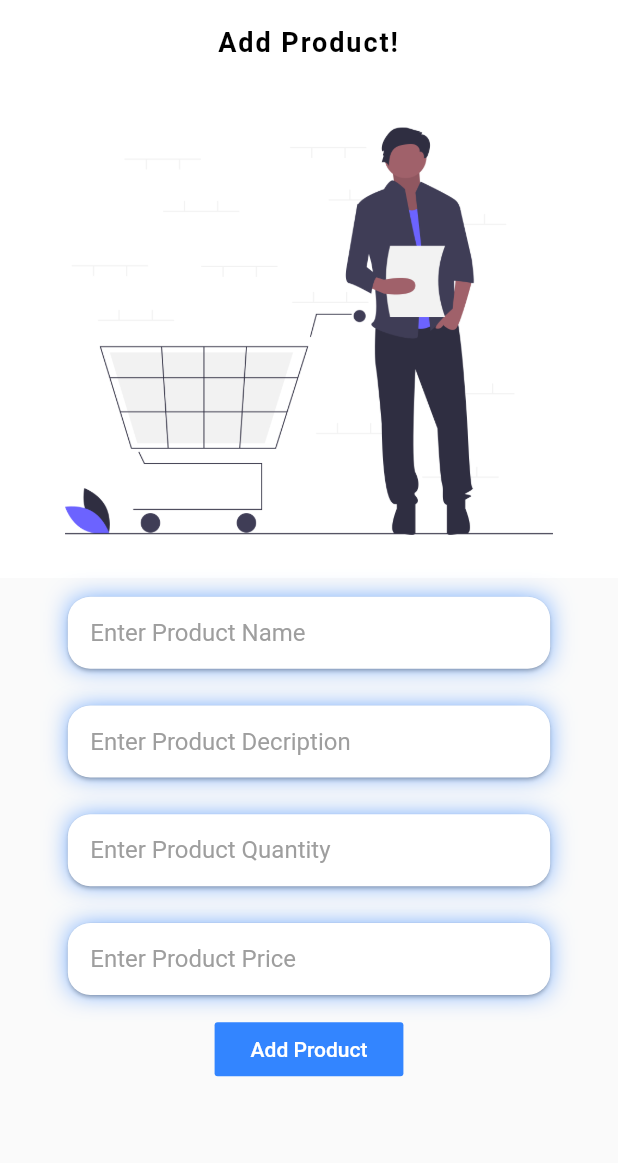
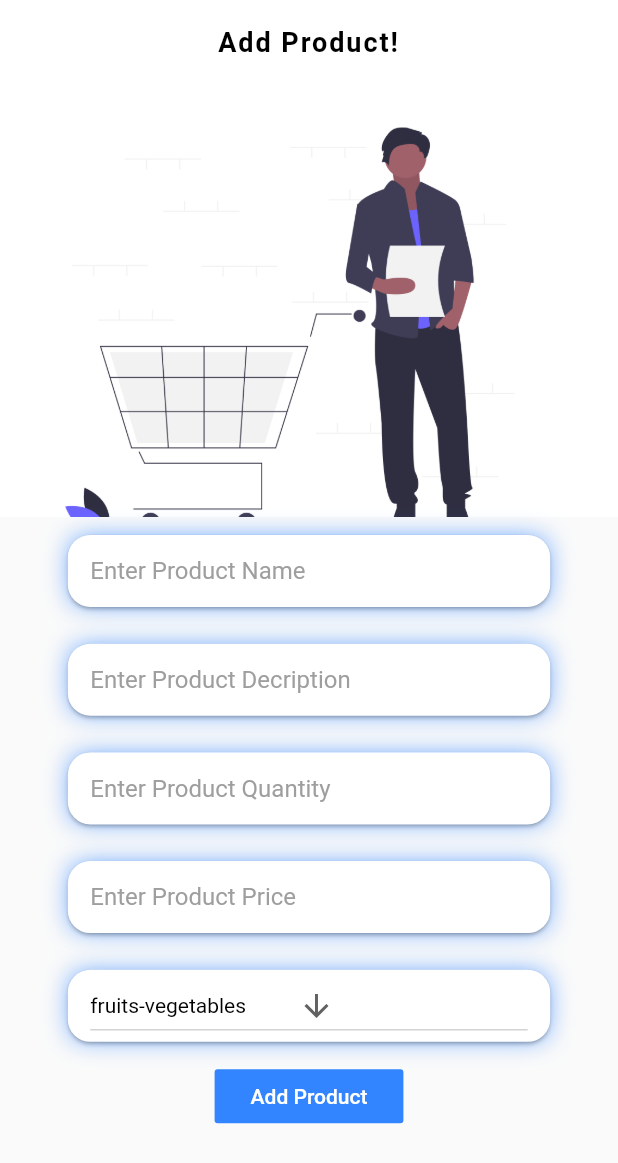
Before and after one commit to M-I-T-R-A/Mitra-App, a Flutter app: the AddProductScreen screen opened directly, after a tap on "Add Product", on a phone screen of 412 x 824 dp. Shown: the top 1163 px of the screen. Run offline on Flutter 3.47's test engine with Material 2 defaults, Android fonts, the phone set to English and light mode, and no system bars; our stand-ins replace cloud_firestore, file_picker, firebase_auth, firebase_messaging, firebase_storage, flushbar and 12 more; missing offline and left inert: flutter_dialogflow, flutter_inappwebview, syncfusion_flutter_pdf, tesseract_ocr; accounts and stored records are empty; project files that could hold a hidden picture were left out.

Commit message:
Add Product Integrated

```diff
--- a/lib/Screens/AddProduct.dart
+++ b/lib/Screens/AddProduct.dart
@@ -1,6 +1,11 @@
+import 'package:Mitra/Models/Grocery.dart';
+import 'package:Mitra/Screens/Home.dart';
+import 'package:Mitra/Services/Fluttertoast.dart';
+import 'package:Mitra/Services/Groceries.dart';
 import 'package:Mitra/constants.dart';
 import "package:flutter/material.dart";
-import "dart:math";
+import 'package:flutter_spinkit/flutter_spinkit.dart';
+import 'package:page_transition/page_transition.dart';
 
 class AddProductScreen extends StatefulWidget {
   @override
@@ -9,11 +14,29 @@ class AddProductScreen extends StatefulWidget {
 
 class AddProductScreenState extends State<AddProductScreen> {
 
-  final TextEditingController _prouductName = TextEditingController();
-  final TextEditingController _prouductDescription = TextEditingController();
-  final TextEditingController _prouductQuantity = TextEditingController();
-  final TextEditingController _prouductPrice = TextEditingController();
+  final TextEditingController _productName = TextEditingController();
+  final TextEditingController _productDescription = TextEditingController();
+  final TextEditingController _productQuantity = TextEditingController();
+  final TextEditingController _productPrice = TextEditingController();
+  List<String> allCategoryList;
+  String  _productCategory = "";
 
+  void initState() {
+    super.initState();
+    initstate();
+  }
+
+  initstate() async {
+    List<dynamic> tmp = await getCategory();
+    List<String> category = new List();
+    for (int i = 0 ;  i < tmp.length; i++){
+      category.add(tmp[i].name);
+    }
+    setState(() {
+      allCategoryList = category;
+       _productCategory = allCategoryList[0];
+    });
+  }
   @override
   Widget build(BuildContext context) {
     Size size = MediaQuery.of(context).size;
@@ -36,13 +59,13 @@ class AddProductScreenState extends State<AddProductScreen> {
           centerTitle: true,
         ),
 
-      body: Center(
+      body: allCategoryList != null ? Center(
         child: Container(
           child: Column(
             children: <Widget>[
               Container(
                 width: MediaQuery.of(context).size.width,
-                height: MediaQuery.of(context).size.height * 0.4,
+                height: MediaQuery.of(context).size.height * 0.35,
                 decoration: BoxDecoration(
                   image: DecorationImage(
                       image: AssetImage("assets/images/addProduct.png"),
@@ -67,7 +90,7 @@ class AddProductScreenState extends State<AddProductScreen> {
                       horizontal: 15,
                     ),
                     child: TextField(
-                        controller: _prouductName,
+                        controller: _productName,
                         decoration: InputDecoration(
                           border: InputBorder.none,
                           hintText: "Enter Product Name",
@@ -96,7 +119,7 @@ class AddProductScreenState extends State<AddProductScreen> {
                       horizontal: 15,
                     ),
                     child: TextField(
-                        controller: _prouductDescription,
+                        controller: _productDescription,
                         decoration: InputDecoration(
                           border: InputBorder.none,
                           hintText: "Enter Product Decription",
@@ -126,7 +149,7 @@ class AddProductScreenState extends State<AddProductScreen> {
                     ),
                     child: TextField(
                         keyboardType: TextInputType.number,
-                        controller: _prouductQuantity,
+                        controller: _productQuantity,
                         decoration: InputDecoration(
                           border: InputBorder.none,
                           hintText: "Enter Product Quantity",
@@ -156,7 +179,7 @@ class AddProductScreenState extends State<AddProductScreen> {
                     ),
                     child: TextField(
                         keyboardType: TextInputType.number,
-                        controller: _prouductPrice,
+                        controller: _productPrice,
                         decoration: InputDecoration(
                           border: InputBorder.none,
                           hintText: "Enter Product Price",
@@ -169,11 +192,62 @@ class AddProductScreenState extends State<AddProductScreen> {
                   ),
                 ),
               ),
-              Flexible(
+            Container(
+                width: 0.8 * screenWidth,
+                margin: EdgeInsets.symmetric(vertical: 0.01 * screenHeight),
+                decoration: BoxDecoration(
+                  boxShadow: [
+                    BoxShadow(color: primaryColor, blurRadius: 15.0, spreadRadius: -8),
+                  ],
+                ),
+                child: Card(
+                  shape: RoundedRectangleBorder(
+                      borderRadius: BorderRadius.circular(15)),
+                  child: Container(
+                    padding: EdgeInsets.symmetric(
+                      horizontal: 15,
+                    ),
+                    child: DropdownButton<String>(
+                            value: this._productCategory,
+                            icon: Icon(Icons.arrow_downward),
+                            iconSize: 24,
+                            elevation: 16,
+                            style: TextStyle(
+                              color: Colors.black
+                            ),
+                            onChanged: (String newValue) {
+                              setState(() {
+                                this._productCategory = newValue;
+                              });
+                            },
+                            items: allCategoryList
+                              .map<DropdownMenuItem<String>>((String value) {
+                                return DropdownMenuItem<String>(
+                                  value: value,
+                                  child: Text(value),
+                                );
+                              })
+                              .toList(),
+                          ),
+                  ),
+                ),
+              ),
+                Flexible(
                 fit: FlexFit.loose,
                 child: FlatButton(
-                  onPressed: (){
-
+                  onPressed: () async{
+                      Product product = new Product(name: _productName.text, pricePerUnit: double.parse(_productPrice.text), unit: _productDescription.text, quantity: int.parse(_productQuantity.text), category: _productCategory);
+                      bool status = await addProduct(product);
+                      if (status == true){
+                          showToast("Product Added Successfully!", grey, primaryColor);
+                          Navigator.pushReplacement(
+                            context,
+                            PageTransition(
+                                type: PageTransitionType.leftToRightWithFade,
+                                child: Home(index:0)));
+                      }
+                      if (status == false)
+                        showToast("Please check your Product!", grey, primaryColor);
                   },
                   child: Text("Add Product"),
                   color: primaryColor,
@@ -184,7 +258,12 @@ class AddProductScreenState extends State<AddProductScreen> {
             ],
           )
         )
-      )
+      ): Container(
+            child: SpinKitDoubleBounce(
+              color: primaryColor,
+              size: 50.0,
+            )
+          ),
     );
   }
 }
--- a/lib/Screens/SearchPicker.dart
+++ b/lib/Screens/SearchPicker.dart
@@ -90,8 +90,8 @@ class _SearchPickerState extends State<SearchPicker> {
             ),
           ),
           FutureBuilder(
-            future: pattern.length < 4 ? null : getProductByName(pattern),
-            builder: (context, snapshot) => pattern.length < 4  ? Container() :
+            future: pattern.length < 4 && pattern.length % 2 == 0 ? null : getProductByName(pattern),
+            builder: (context, snapshot) => pattern.length < 4 && pattern.length % 2 == 0? Container() :
               snapshot.hasData ? Expanded(
                 child: ListView.builder(
                   itemBuilder: (context, index) => GestureDetector(
```
Also changed, not shown: lib/Models/Store.dart (added, +155 -0 lines), lib/Screens/HomeScreen.dart (+15 -5 lines), lib/Services/Groceries.dart (+12 -0 lines), lib/Services/StoreDetails.dart (+16 -0 lines).
